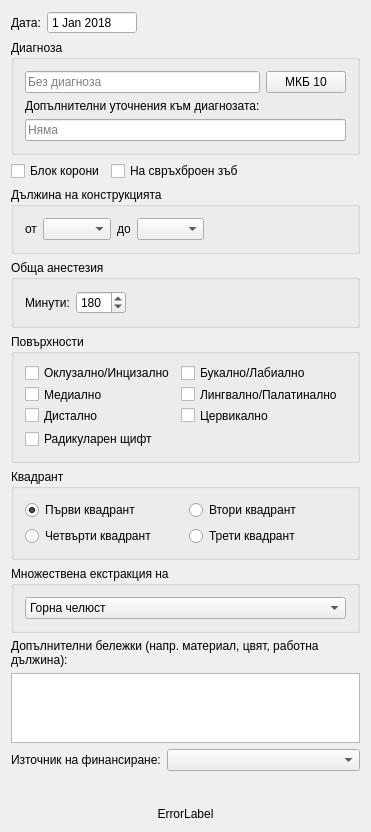
Qt form src/View/SubWidgets/ProcedureInput.ui (thefinalcutbg/DinoDent) before a commit.
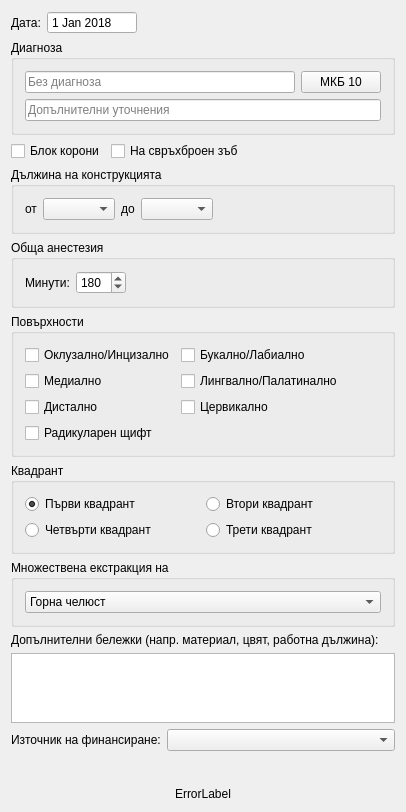
The same form after that commit. Custom widgets are drawn as their Qt base class.

The edit to the form file:
```diff
--- a/src/View/SubWidgets/ProcedureInput.ui
+++ b/src/View/SubWidgets/ProcedureInput.ui
@@ -6,8 +6,8 @@
    <rect>
     <x>0</x>
     <y>0</y>
-    <width>371</width>
-    <height>784</height>
+    <width>406</width>
+    <height>786</height>
    </rect>
   </property>
   <property name="sizePolicy">
@@ -121,20 +121,16 @@
         </item>
        </layout>
       </item>
-      <item>
-       <widget class="QLabel" name="addDiagLabel">
-        <property name="text">
-         <string>Допълнителни уточнения към диагнозата:</string>
-        </property>
-       </widget>
-      </item>
       <item>
        <widget class="AutoCompleteLineEdit" name="diagDescrEdit">
+        <property name="text">
+         <string/>
+        </property>
         <property name="maxLength">
          <number>1000</number>
         </property>
         <property name="placeholderText">
-         <string>Няма</string>
+         <string>Допълнителни уточнения</string>
         </property>
        </widget>
       </item>
```
